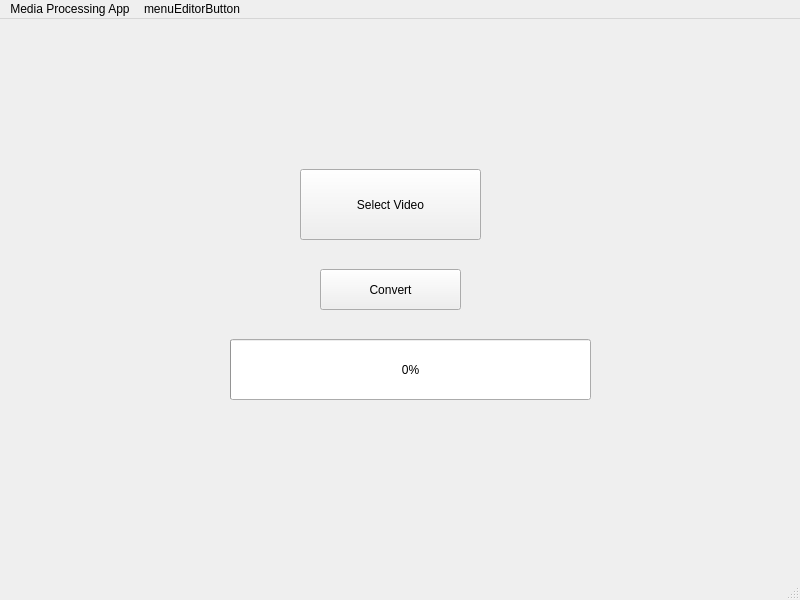
The window that mainwindow.ui (WTU2/Projects) describes before a commit, drawn with Qt 5.
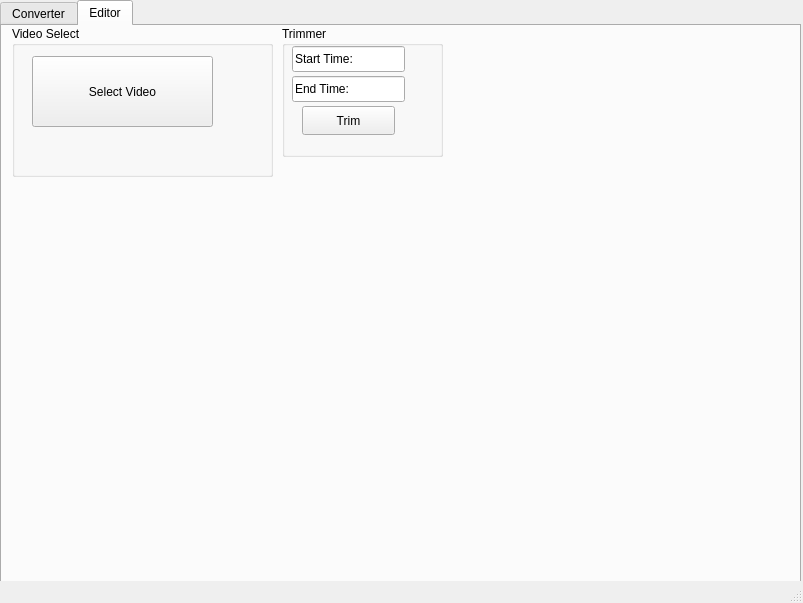
The same window after the commit.

Commit message:
Editing Tab Implemented
Alongside with the necessary widgets needed to trim audio/video

The edit to the form file:
```diff
--- a/mainwindow.ui
+++ b/mainwindow.ui
@@ -6,8 +6,8 @@
    <rect>
     <x>0</x>
     <y>0</y>
-    <width>800</width>
-    <height>600</height>
+    <width>803</width>
+    <height>603</height>
    </rect>
   </property>
   <property name="windowTitle">
@@ -17,24 +17,27 @@
    <bool>false</bool>
   </property>
   <widget class="QWidget" name="centralwidget">
-   <widget class="QPushButton" name="convertButton">
+   <widget class="QTabWidget" name="tabWidget">
     <property name="geometry">
      <rect>
-      <x>320</x>
-      <y>250</y>
-      <width>141</width>
-      <height>41</height>
+      <x>0</x>
+      <y>0</y>
+      <width>801</width>
+      <height>601</height>
      </rect>
     </property>
-    <property name="text">
-     <string>Convert</string>
+    <property name="currentIndex">
+     <number>1</number>
     </property>
-   </widget>
+    <widget class="QWidget" name="converterTab">
+     <attribute name="title">
+      <string>Converter</string>
+     </attribute>
    <widget class="QProgressBar" name="progressBar">
     <property name="geometry">
      <rect>
-      <x>230</x>
-      <y>320</y>
+        <x>210</x>
+        <y>310</y>
       <width>361</width>
       <height>61</height>
      </rect>
@@ -43,11 +46,119 @@
      <number>0</number>
     </property>
    </widget>
+     <widget class="QLabel" name="labelSelectedVideo">
+      <property name="geometry">
+       <rect>
+        <x>470</x>
+        <y>150</y>
+        <width>221</width>
+        <height>51</height>
+       </rect>
+      </property>
+      <property name="text">
+       <string/>
+      </property>
+     </widget>
    <widget class="QPushButton" name="selectVideo">
     <property name="geometry">
      <rect>
+        <x>280</x>
+        <y>140</y>
+        <width>181</width>
+        <height>71</height>
+       </rect>
+      </property>
+      <property name="text">
+       <string>Select Video</string>
+      </property>
+     </widget>
+     <widget class="QPushButton" name="convertButton">
+      <property name="geometry">
+       <rect>
       <x>300</x>
-      <y>150</y>
+        <y>240</y>
+        <width>141</width>
+        <height>41</height>
+       </rect>
+      </property>
+      <property name="text">
+       <string>Convert</string>
+      </property>
+     </widget>
+    </widget>
+    <widget class="QWidget" name="editorTab">
+     <attribute name="title">
+      <string>Editor</string>
+     </attribute>
+     <widget class="QGroupBox" name="groupBox">
+      <property name="geometry">
+       <rect>
+        <x>280</x>
+        <y>0</y>
+        <width>161</width>
+        <height>131</height>
+       </rect>
+      </property>
+      <property name="title">
+       <string>Trimmer</string>
+      </property>
+      <widget class="QLineEdit" name="lineEdit_2">
+       <property name="geometry">
+        <rect>
+         <x>10</x>
+         <y>50</y>
+         <width>113</width>
+         <height>26</height>
+        </rect>
+       </property>
+       <property name="text">
+        <string>End Time: </string>
+       </property>
+      </widget>
+      <widget class="QLineEdit" name="lineEdit">
+       <property name="geometry">
+        <rect>
+         <x>10</x>
+         <y>20</y>
+         <width>113</width>
+         <height>26</height>
+        </rect>
+       </property>
+       <property name="text">
+        <string>Start Time: </string>
+       </property>
+      </widget>
+      <widget class="QPushButton" name="pushButton">
+       <property name="geometry">
+        <rect>
+         <x>20</x>
+         <y>80</y>
+         <width>93</width>
+         <height>29</height>
+        </rect>
+       </property>
+       <property name="text">
+        <string>Trim</string>
+       </property>
+      </widget>
+     </widget>
+     <widget class="QGroupBox" name="groupBox_2">
+      <property name="geometry">
+       <rect>
+        <x>10</x>
+        <y>0</y>
+        <width>261</width>
+        <height>151</height>
+       </rect>
+      </property>
+      <property name="title">
+       <string>Video Select</string>
+      </property>
+      <widget class="QPushButton" name="selectVideoToEdit">
+       <property name="geometry">
+        <rect>
+         <x>20</x>
+         <y>30</y>
       <width>181</width>
       <height>71</height>
      </rect>
@@ -56,11 +167,11 @@
      <string>Select Video</string>
     </property>
    </widget>
-   <widget class="QLabel" name="labelSelectedVideo">
+      <widget class="QLabel" name="labelSelectedVideoToEdit">
     <property name="geometry">
      <rect>
-      <x>490</x>
-      <y>160</y>
+         <x>20</x>
+         <y>100</y>
       <width>221</width>
       <height>51</height>
      </rect>
@@ -70,38 +181,10 @@
     </property>
    </widget>
   </widget>
-  <widget class="QMenuBar" name="menubar">
-   <property name="geometry">
-    <rect>
-     <x>0</x>
-     <y>0</y>
-     <width>800</width>
-     <height>26</height>
-    </rect>
-   </property>
-   <widget class="QMenu" name="menuMedia_Processing_App">
-    <property name="title">
-     <string>Media Processing App</string>
-    </property>
-   </widget>
-   <widget class="QMenu" name="menuEditorButton">
-    <property name="title">
-     <string>menuEditorButton</string>
-    </property>
-    <addaction name="actionEditorMenuBar_2"/>
+    </widget>
    </widget>
-   <addaction name="menuMedia_Processing_App"/>
-   <addaction name="menuEditorButton"/>
   </widget>
   <widget class="QStatusBar" name="statusbar"/>
-  <action name="actionEditorMenuBar">
-   <property name="text">
-    <string>Open Editor</string>
-   </property>
-   <property name="menuRole">
-    <enum>QAction::MenuRole::NoRole</enum>
-   </property>
-  </action>
   <action name="actionEditorMenuBar_2">
    <property name="text">
     <string>actionEditorMenuBar</string>
```
Lines whose indentation alone changed are shown as unchanged. The commit also changes 4 other files.
